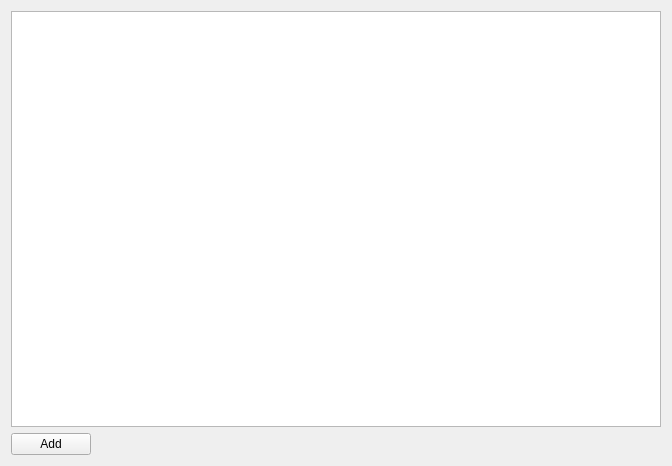
First picture: the form in pages/aircraftPage.ui, repository FFH255/flights, before the edit.
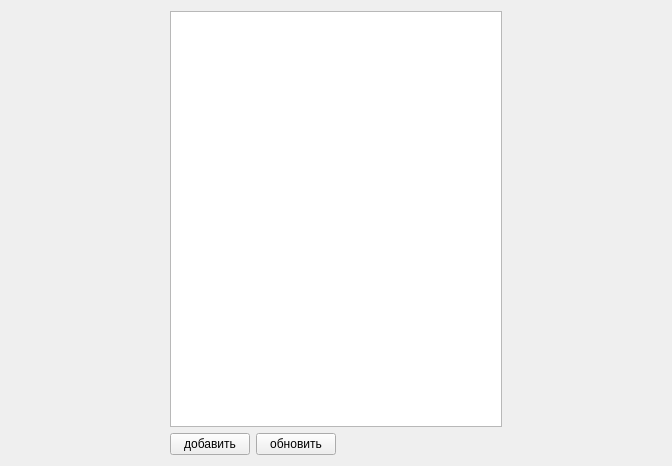
Second picture: the form after the edit.

```diff
--- a/pages/aircraftPage.ui
+++ b/pages/aircraftPage.ui
@@ -14,14 +14,7 @@
    <string>Form</string>
   </property>
   <layout class="QGridLayout" name="gridLayout">
-   <item row="1" column="0">
-    <widget class="QPushButton" name="addPushButton">
-     <property name="text">
-      <string>Add</string>
-     </property>
-    </widget>
-   </item>
-   <item row="1" column="1">
+   <item row="1" column="3">
     <spacer name="horizontalSpacer">
      <property name="orientation">
       <enum>Qt::Horizontal</enum>
@@ -34,8 +27,55 @@
      </property>
     </spacer>
    </item>
-   <item row="0" column="0" colspan="2">
-    <widget class="QTableView" name="aircraftTableView"/>
+   <item row="0" column="0">
+    <spacer name="horizontalSpacer_2">
+     <property name="orientation">
+      <enum>Qt::Horizontal</enum>
+     </property>
+     <property name="sizeHint" stdset="0">
+      <size>
+       <width>40</width>
+       <height>20</height>
+      </size>
+     </property>
+    </spacer>
+   </item>
+   <item row="0" column="1" colspan="3">
+    <widget class="QTableView" name="aircraftTableView">
+     <property name="maximumSize">
+      <size>
+       <width>350</width>
+       <height>16777215</height>
+      </size>
+     </property>
+    </widget>
+   </item>
+   <item row="1" column="1">
+    <widget class="QPushButton" name="addPushButton">
+     <property name="text">
+      <string>добавить</string>
+     </property>
+    </widget>
+   </item>
+   <item row="1" column="2">
+    <widget class="QPushButton" name="pushButton">
+     <property name="text">
+      <string>обновить</string>
+     </property>
+    </widget>
+   </item>
+   <item row="0" column="4">
+    <spacer name="horizontalSpacer_3">
+     <property name="orientation">
+      <enum>Qt::Horizontal</enum>
+     </property>
+     <property name="sizeHint" stdset="0">
+      <size>
+       <width>40</width>
+       <height>20</height>
+      </size>
+     </property>
+    </spacer>
    </item>
   </layout>
  </widget>
```
